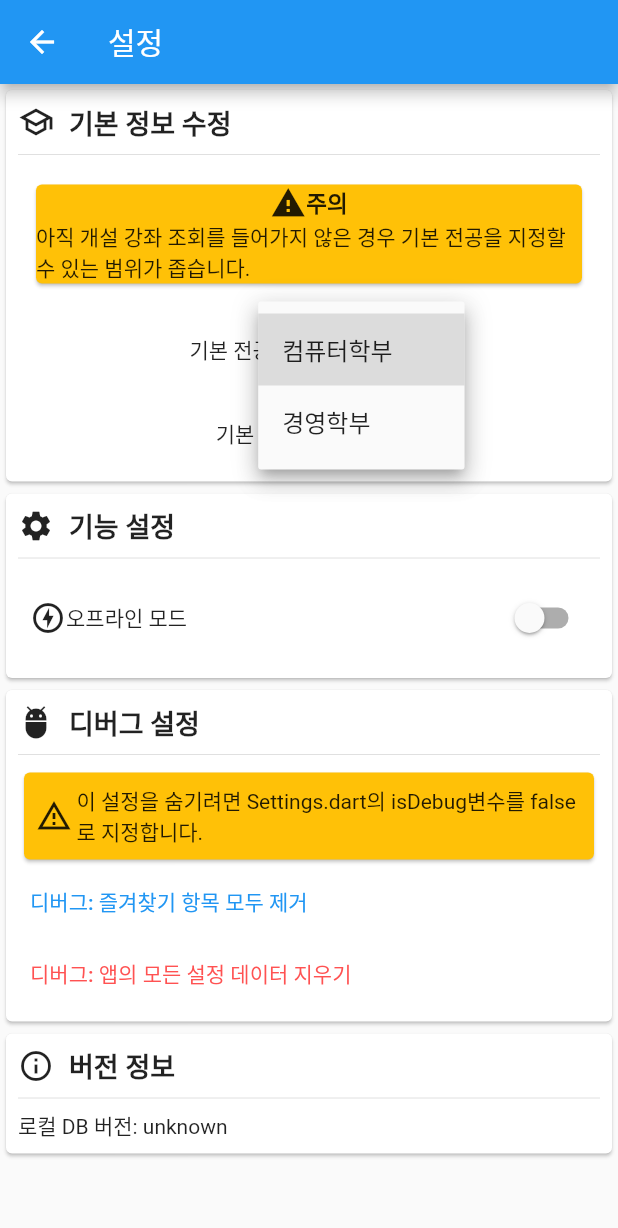
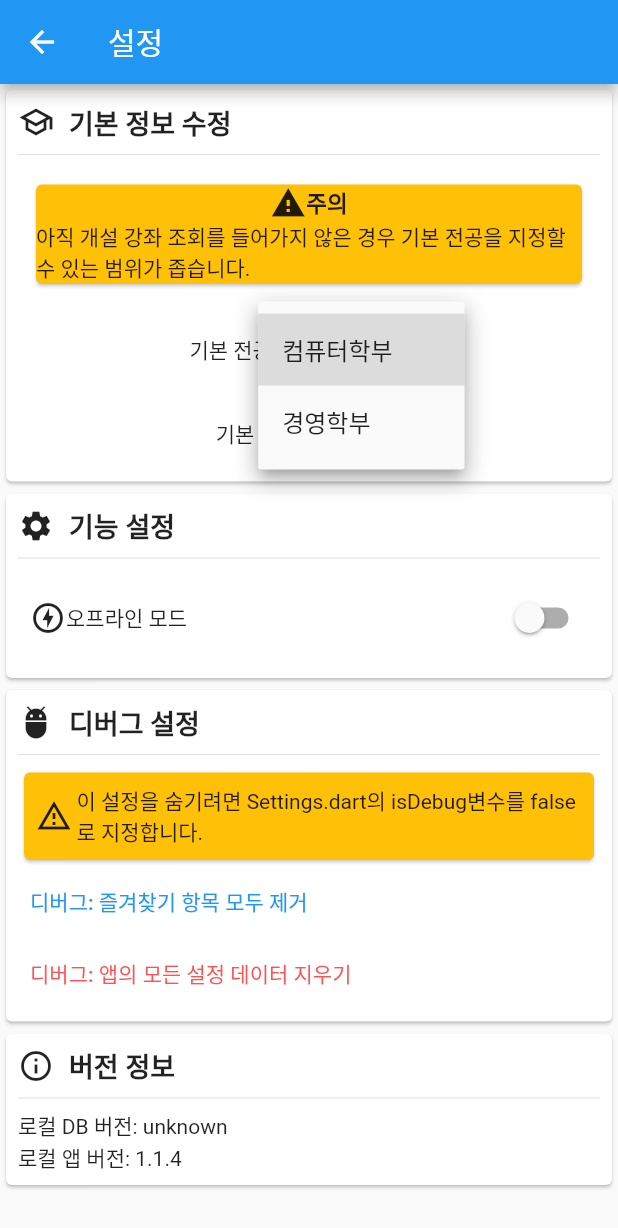
Before and after one commit to sun30812/suwon_mate, a Flutter app: the SettingPage screen opened by its route, after a tap on "컴퓨터학부", on a phone screen of 412 x 824 dp. Shown: the top 1228 px of the screen. Run offline on Flutter 3.47's test engine with Material 2 defaults, Android fonts, the phone set to English and light mode, and no system bars; our stand-ins replace firebase_core, firebase_database, package_info_plus, shared_preferences; accounts and stored records are empty.

Commit message:
로컬 앱 버전  보기 추가

```diff
--- a/lib/settings.dart
+++ b/lib/settings.dart
@@ -1,5 +1,5 @@
 import 'dart:convert';
-
+import 'package:package_info_plus/package_info_plus.dart';
 import 'package:flutter/material.dart';
 import 'package:shared_preferences/shared_preferences.dart';
 import 'package:suwon_mate/style_widget.dart';
@@ -19,11 +19,14 @@ class _SettingPageState extends State<SettingPage> {
   bool _isFirst = true;
   bool _isSynced = false;
   final isDebug = true;
+  late PackageInfo packageInfo;
+  late String serverVersion;
   List<DropdownMenuItem<String>> subDropdownList = [];
   List<DropdownMenuItem<String>> gradeDropdownList = [];
   Map<String, dynamic> functionSetting = {'offline': false};
 
   Future<SharedPreferences> getSettings() async {
+    packageInfo = await PackageInfo.fromPlatform();
     SharedPreferences _pref = await SharedPreferences.getInstance();
     return _pref;
   }
@@ -287,9 +290,9 @@ class _SettingPageState extends State<SettingPage> {
                                           });
                                     },
                                     child: Row(
-                                      children: [
+                                      children: const [
                                         Icon(Icons.offline_bolt_outlined),
-                                        const Text('오프라인 모드'),
+                                        Text('오프라인 모드'),
                                       ],
                                     )),
                                 Switch(
@@ -309,7 +312,8 @@ class _SettingPageState extends State<SettingPage> {
                     icon: Icons.info_outline,
                     title: '버전 정보',
                     detail: Text(
-                        '로컬 DB 버전: ${(snapshot.data as SharedPreferences).getString('db_ver') ?? 'unknown'}'),
+                        '로컬 DB 버전: ${(snapshot.data as SharedPreferences).getString('db_ver') ?? 'unknown'}\n'
+                        '로컬 앱 버전: ${packageInfo.version}'),
                   )
                 ],
               );
--- a/pubspec.yaml
+++ b/pubspec.yaml
@@ -15,7 +15,7 @@ publish_to: 'none' # Remove this line if you wish to publish to pub.dev
 # In iOS, build-name is used as CFBundleShortVersionString while build-number used as CFBundleVersion.
 # Read more about iOS versioning at
 # https://developer.apple.com/library/archive/documentation/General/Reference/InfoPlistKeyReference/Articles/CoreFoundationKeys.html
-version: 1.1.2+5
+version: 1.1.4+1
 
 environment:
   sdk: ">=2.15.1 <3.0.0"
@@ -42,6 +42,7 @@ dependencies:
   firebase_database: ^9.0.6
   shared_preferences: ^2.0.13
   url_launcher: ^6.0.18
+  package_info_plus: ^1.4.0
 
 dev_dependencies:
   flutter_test:
```
Also changed, not shown: pubspec.lock, 1 other file.
